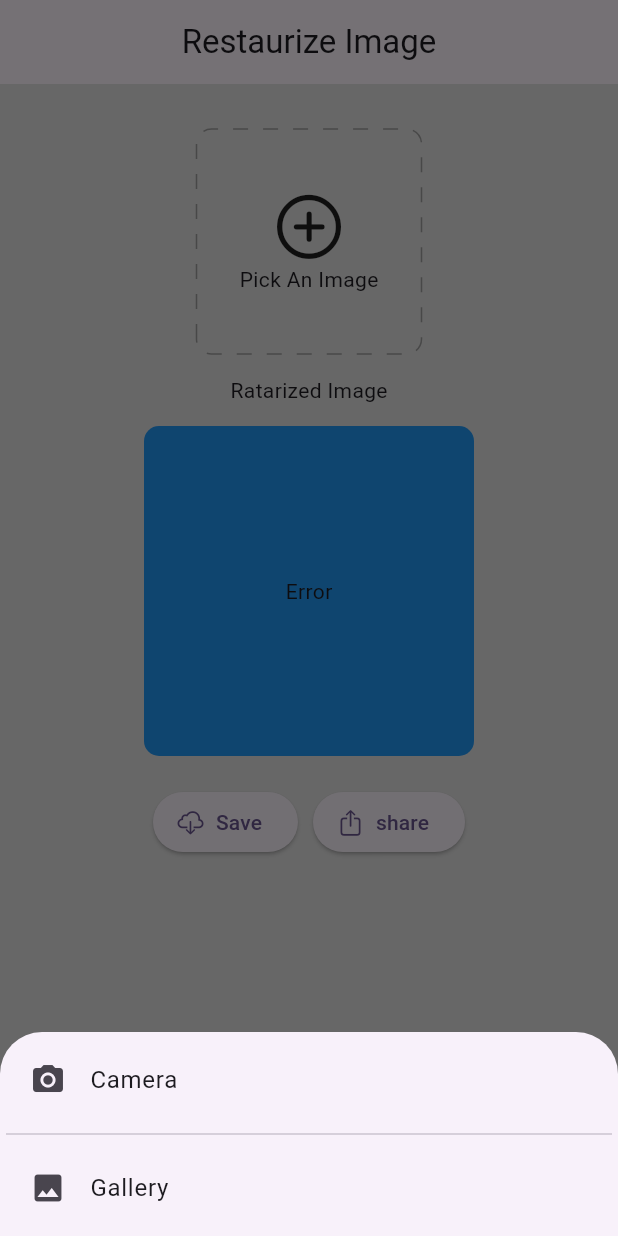
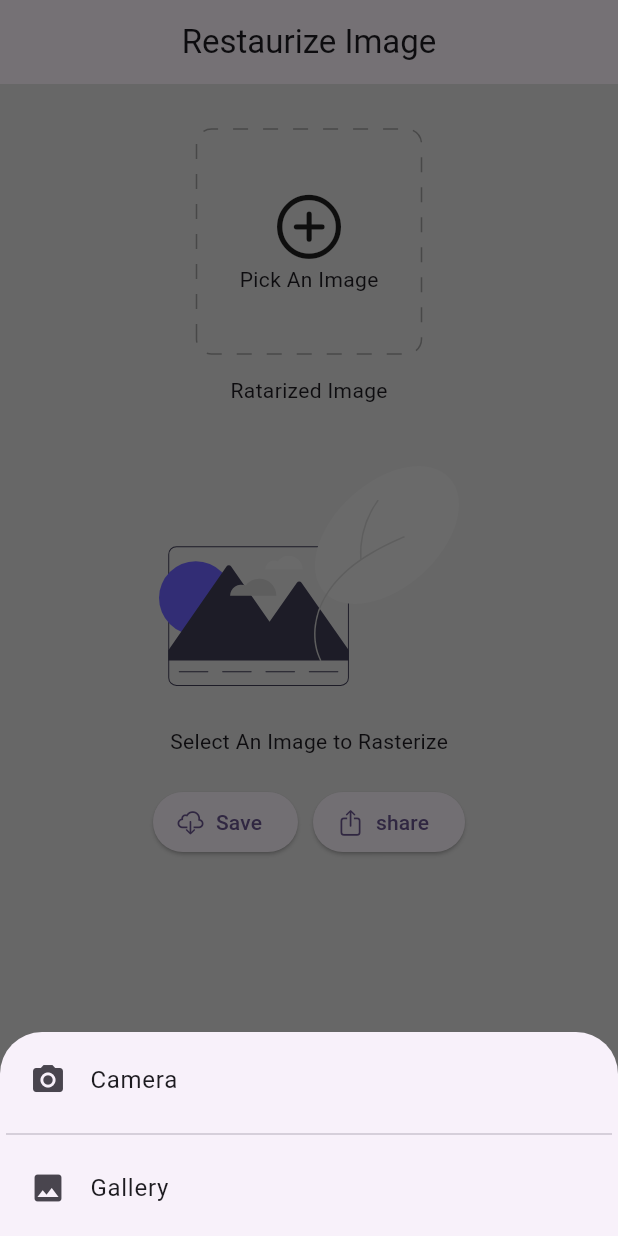
Before and after one commit to Richmond-Nunoo/RASTERIZE_IMAGE_FLUTTER, a Flutter app: the screen it shows after launch, after a tap on "Pick An Image", on a phone screen of 412 x 824 dp. Run offline on Flutter 3.47's test engine with Material 2 defaults, Android fonts, the phone set to English and light mode, and no system bars; our stand-ins replace dotted_decoration, flutter_svg, image_gallery_saver, image_picker, permission_handler, screenshot and 1 more.

Commit message:
svg assets image added

```diff
--- a/lib/views/home_page.dart
+++ b/lib/views/home_page.dart
@@ -4,11 +4,13 @@ import 'package:dotted_decoration/dotted_decoration.dart';
 import 'package:flutter/cupertino.dart';
 import 'package:flutter/material.dart';
 import 'package:flutter/services.dart';
+import 'package:flutter_svg/flutter_svg.dart';
 import 'package:image/image.dart' as imglib;
 import 'package:image_gallery_saver/image_gallery_saver.dart';
 import 'package:image_picker/image_picker.dart';
 import 'package:path_provider/path_provider.dart';
 import 'package:permission_handler/permission_handler.dart';
+import 'package:resterizeimage/widgets/image_source.dart';
 import 'package:screenshot/screenshot.dart';
 import 'package:share_plus/share_plus.dart';
 import '../widgets/picked_image.dart';
@@ -71,7 +73,8 @@ class _HomePageState extends State<HomePage> {
                       )
                     : GestureDetector(
                         onTap: () async {
-                          final source = await showImageSource(context);
+                          final source =
+                              await ImageSourceHelper.showImageSource(context);
 
                           if (source == null) return;
                           pickImage(source);
@@ -185,7 +188,7 @@ class _HomePageState extends State<HomePage> {
         FloatingActionButton(
           heroTag: "1",
           onPressed: () {
-            if (rasterizeValue > 1) {
+            if (rasterizeValue > 1 && pickedImage != null) {
               setState(() {
                 rasterizeValue--;
               });
@@ -201,7 +204,7 @@ class _HomePageState extends State<HomePage> {
         FloatingActionButton(
           heroTag: "2",
           onPressed: () {
-            if (rasterizeValue < 35) {
+            if (rasterizeValue < 35 && pickedImage != null) {
               setState(() {
                 rasterizeValue++;
               });
@@ -215,13 +218,8 @@ class _HomePageState extends State<HomePage> {
     );
   }
 
-  Container rasterizedImageMethod() {
-    return Container(
-      decoration: BoxDecoration(
-        borderRadius: BorderRadius.circular(10),
-        color: Colors.blue,
-      ),
-      child: SizedBox(
+  SizedBox rasterizedImageMethod() {
+    return SizedBox(
       height: 220,
       width: 220,
       child: pickedImage != null
@@ -235,55 +233,20 @@ class _HomePageState extends State<HomePage> {
                 ),
               ),
             )
-            : const Center(
-                child: Text("Error"),
+          : Center(
+              child: Column(
+                children: [
+                  SvgPicture.asset(
+                    "assets/images/photo.svg",
+                    height: 200,
+                    width: 200,
+                    fit: BoxFit.fitWidth,
                   ),
-      ),
-    );
-  }
-
-  Future<ImageSource?> showImageSource(BuildContext context) async {
-    if (Platform.isIOS) {
-      return showCupertinoModalPopup<ImageSource>(
-        context: context,
-        builder: (context) => CupertinoActionSheet(
-          actions: [
-            CupertinoActionSheetAction(
-              child: const Text("Camera"),
-              onPressed: () => Navigator.of(context).pop(ImageSource.camera),
-            ),
-            CupertinoActionSheetAction(
-              child: const Text("Gallery"),
-              onPressed: () => Navigator.of(context).pop(ImageSource.gallery),
-            )
-          ],
-        ),
-      );
-    } else if (Platform.isAndroid) {
-      return showModalBottomSheet(
-        context: context,
-        builder: (context) => Padding(
-          padding: const EdgeInsets.all(4.0),
-          child: Column(
-            mainAxisSize: MainAxisSize.min,
-            children: [
-              ListTile(
-                leading: const Icon(Icons.camera_alt),
-                title: const Text("Camera"),
-                onTap: () => Navigator.of(context).pop(ImageSource.camera),
-              ),
-              const Divider(),
-              ListTile(
-                leading: const Icon(Icons.image),
-                title: const Text("Gallery"),
-                onTap: () => Navigator.of(context).pop(ImageSource.gallery),
-              )
+                  const Text("Select An Image to Rasterize"),
                 ],
               ),
             ),
     );
-    }
-    return null;
   }
 
   saveImage(Uint8List image) async {
--- /dev/null
+++ b/lib/widgets/image_source.dart
@@ -0,0 +1,50 @@
+import 'dart:io';
+import 'package:flutter/cupertino.dart';
+import 'package:flutter/material.dart';
+import 'package:image_picker/image_picker.dart';
+
+class ImageSourceHelper {
+  static Future<ImageSource?> showImageSource(BuildContext context) async {
+    if (Platform.isIOS) {
+      return showCupertinoModalPopup<ImageSource>(
+        context: context,
+        builder: (context) => CupertinoActionSheet(
+          actions: [
+            CupertinoActionSheetAction(
+              child: const Text("Camera"),
+              onPressed: () => Navigator.of(context).pop(ImageSource.camera),
+            ),
+            CupertinoActionSheetAction(
+              child: const Text("Gallery"),
+              onPressed: () => Navigator.of(context).pop(ImageSource.gallery),
+            ),
+          ],
+        ),
+      );
+    } else if (Platform.isAndroid) {
+      return showModalBottomSheet(
+        context: context,
+        builder: (context) => Padding(
+          padding: const EdgeInsets.all(4.0),
+          child: Column(
+            mainAxisSize: MainAxisSize.min,
+            children: [
+              ListTile(
+                leading: const Icon(Icons.camera_alt),
+                title: const Text("Camera"),
+                onTap: () => Navigator.of(context).pop(ImageSource.camera),
+              ),
+              const Divider(),
+              ListTile(
+                leading: const Icon(Icons.image),
+                title: const Text("Gallery"),
+                onTap: () => Navigator.of(context).pop(ImageSource.gallery),
+              ),
+            ],
+          ),
+        ),
+      );
+    }
+    return null;
+  }
+}
--- a/pubspec.yaml
+++ b/pubspec.yaml
@@ -44,6 +44,7 @@ dependencies:
   image_gallery_saver: ^2.0.3
   permission_handler: ^10.4.3
   share_plus: ^7.0.2
+  flutter_svg: ^2.0.7
 
 dev_dependencies:
   flutter_test:
```
Also changed, not shown: lib/widgets/picked_image.dart (+2 -45 lines), assets/images/photo.svg (added), pubspec.lock. Lines whose indentation alone changed are shown as unchanged.
